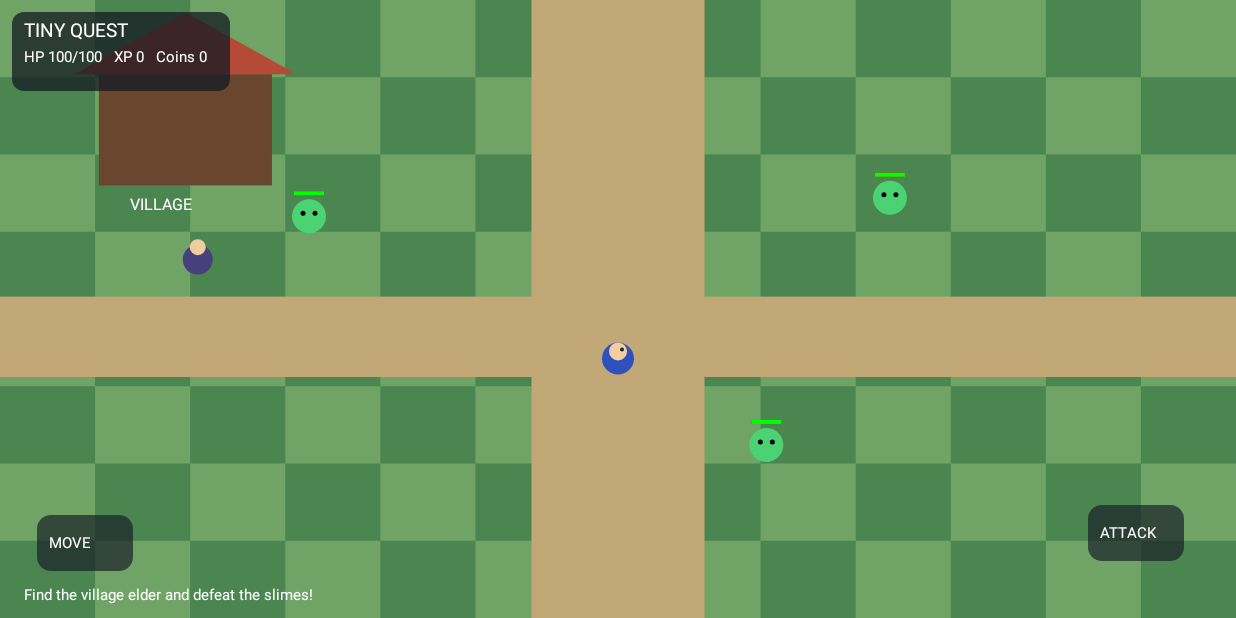
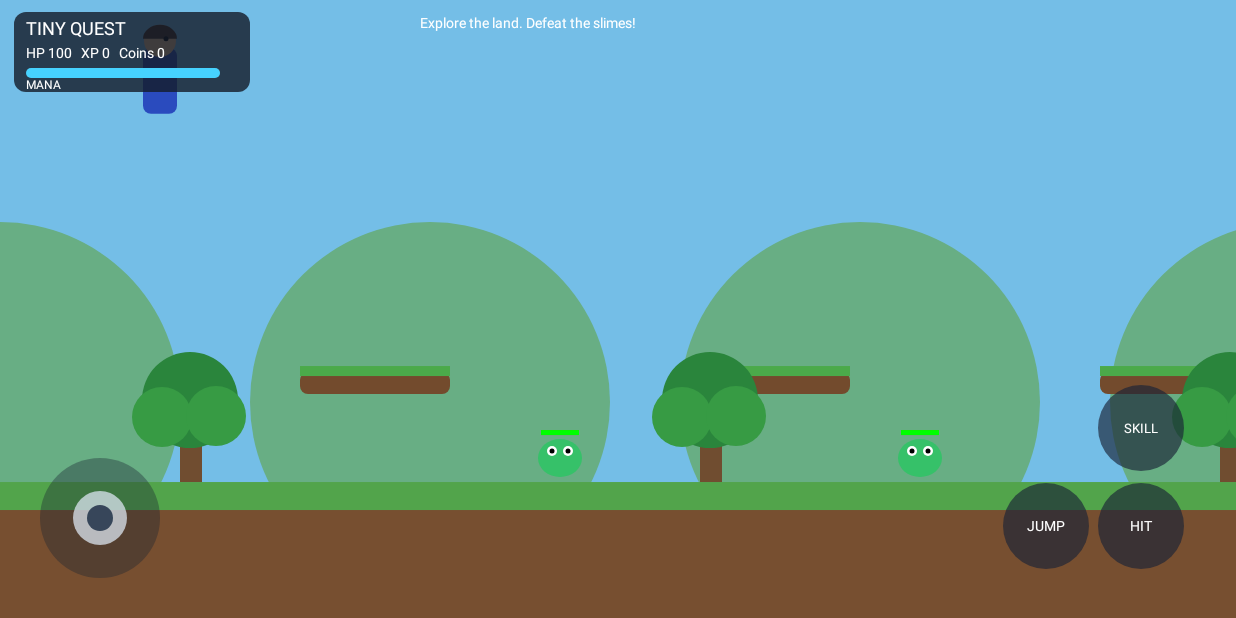
Before and after one commit to Juswatdahills/2D-Game, an Android app: the screen it shows after launch (MainActivity), on a phone screen of 824 x 412 dp (held sideways). Run offline under Robolectric (Android 15) with nearby library versions, the phone set to English and light mode, and no system bars.

Commit message:
Switch Tiny Quest to side-scrolling platform RPG with joystick and skills

```diff
--- a/app/src/main/java/com/juswatdahills/tinyquest/MainActivity.kt
+++ b/app/src/main/java/com/juswatdahills/tinyquest/MainActivity.kt
@@ -6,6 +6,7 @@ import android.os.Bundle
 import android.graphics.Canvas
 import android.graphics.Paint
 import android.graphics.Color
+import android.graphics.RectF
 import android.view.MotionEvent
 import android.view.View
 import kotlin.math.*
@@ -22,105 +23,226 @@ class MainActivity : Activity() {
 
 private class GameView(context: Context) : View(context) {
     private val p = Paint(Paint.ANTI_ALIAS_FLAG)
-    private var px = 0f
-    private var py = 0f
+    private var playerX = 160f
+    private var playerY = 0f
+    private var velocityY = 0f
+    private var cameraX = 0f
+    private var facing = 1f
     private var hp = 100
+    private var mana = 100
     private var xp = 0
     private var coins = 0
-    private var facing = 1f
-    private var message = "Find the village elder and defeat the slimes!"
-    private var questDone = false
+    private var message = "Explore the land. Defeat the slimes!"
     private var gameOver = false
     private var lastAttack = 0L
+    private var lastSkill = 0L
+    private var lastFrame = 0L
+    private var joyX = 0f
+    private var jumpHeld = false
+    private var onGround = false
+    private val groundY get() = height * .78f
+    private val worldWidth = 2600f
     private val enemies = mutableListOf<Enemy>()
-    private data class Enemy(var x: Float, var y: Float, var hp: Int = 2, var alive: Boolean = true)
+    private val shots = mutableListOf<Shot>()
+    private data class Enemy(var x: Float, var hp: Int = 3, var alive: Boolean = true, var dir: Float = -1f)
+    private data class Shot(var x: Float, var y: Float, var dir: Float, var life: Int = 70)
+
+    init { isFocusable = true }
+
+    private fun reset() {
+        playerX = 160f; playerY = 0f; velocityY = 0f; cameraX = 0f
+        hp = 100; mana = 100; xp = 0; coins = 0; gameOver = false
+        enemies.clear(); shots.clear()
+        for (x in listOf(560f, 920f, 1320f, 1770f, 2200f)) enemies.add(Enemy(x))
+        message = "Explore the land. Defeat the slimes!"
+    }
 
     override fun onDraw(c: Canvas) {
         super.onDraw(c)
-        if (px == 0f) { px = width * .5f; py = height * .58f
-            enemies.add(Enemy(width * .25f, height * .35f))
-            enemies.add(Enemy(width * .72f, height * .32f))
-            enemies.add(Enemy(width * .62f, height * .72f))
+        if (playerY == 0f) { playerY = groundY - 58f; reset() }
+        val now = System.currentTimeMillis()
+        val dt = if (lastFrame == 0L) .016f else ((now-lastFrame).coerceIn(1L,40L)/1000f)
+        lastFrame = now
+        if (!gameOver) updateWorld(dt)
+        drawWorld(c)
+        postInvalidateDelayed(16)
+    }
+
+    private fun updateWorld(dt: Float) {
+        playerX = (playerX + joyX * 260f * dt).coerceIn(25f, worldWidth-25f)
+        if (joyX != 0f) facing = if (joyX > 0f) 1f else -1f
+        velocityY += 1450f * dt
+        playerY += velocityY * dt
+        if (playerY + 42f >= groundY) {
+            playerY = groundY - 42f; velocityY = 0f; onGround = true
+        } else onGround = false
+        cameraX = (playerX - width*.38f).coerceIn(0f, worldWidth-width.toFloat())
+        enemies.filter { it.alive }.forEach { enemy ->
+            if (abs(enemy.x-playerX) < 310f) {
+                enemy.dir = if (playerX < enemy.x) -1f else 1f
+                enemy.x += enemy.dir * 48f * dt
+                if (abs(enemy.x-playerX) < 43f && now-lastAttack > 850) {
+                    hp = (hp-5).coerceAtLeast(0)
+                    lastAttack = now
+                    if (hp == 0) { gameOver = true; message = "You were defeated!" }
+                }
+            }
         }
+        val iterator = shots.iterator()
+        while (iterator.hasNext()) {
+            val shot = iterator.next()
+            shot.x += shot.dir * 520f * dt
+            shot.life--
+            val hit = enemies.firstOrNull { it.alive && abs(it.x-shot.x) < 34f }
+            if (hit != null) {
+                hit.hp -= 2
+                if (hit.hp <= 0) { hit.alive = false; xp += 15; coins += 5; message = "Slime defeated! +15 XP, +5 coins" }
+                iterator.remove()
+            } else if (shot.life <= 0 || shot.x < 0 || shot.x > worldWidth) iterator.remove()
+        }
+        if (mana < 100) mana = (mana + 5f*dt).toInt().coerceAtMost(100)
+        if (enemies.none { it.alive }) message = "All slimes defeated! You cleared the stage!"
+    }
+
+    private fun drawWorld(c: Canvas) {
         val w = width.toFloat(); val h = height.toFloat()
-        p.color = Color.rgb(91, 151, 91); c.drawColor(Color.rgb(75, 133, 79))
-        p.color = Color.rgb(112, 164, 102)
-        for (i in 0..12) for (j in 0..7) {
-            if ((i + j) % 2 == 0) c.drawRect(i*w/13, j*h/8, (i+1)*w/13, (j+1)*h/8, p)
+        c.drawColor(Color.rgb(116, 190, 231))
+        // distant hills
+        p.color = Color.rgb(104, 174, 132)
+        for (i in -1..7) {
+            val x = i*430f - (cameraX*.22f % 430f)
+            c.drawCircle(x, groundY-80f, 180f, p)
         }
-        // path and village
-        p.color = Color.rgb(194, 168, 119); c.drawRect(w*.43f, 0f, w*.57f, h, p)
-        c.drawRect(0f, h*.48f, w, h*.61f, p)
-        p.color = Color.rgb(105, 70, 45); c.drawRect(w*.08f,h*.12f,w*.22f,h*.30f,p)
-        p.color = Color.rgb(181, 75, 55)
-        val roof = android.graphics.Path().apply { moveTo(w*.06f,h*.12f); lineTo(w*.15f,h*.02f); lineTo(w*.24f,h*.12f); close() }
-        c.drawPath(roof,p)
-        p.color = Color.WHITE; p.textSize = 16f; c.drawText("VILLAGE", w*.105f,h*.34f,p)
-        // elder
-        p.color = Color.rgb(70, 65, 125); c.drawCircle(w*.16f,h*.42f,15f,p)
-        p.color = Color.rgb(240, 205, 160); c.drawCircle(w*.16f,h*.40f,8f,p)
+        c.save()
+        c.translate(-cameraX, 0f)
+        // ground and dirt
+        p.color = Color.rgb(82, 164, 75); c.drawRect(cameraX,groundY, cameraX+w, h,p)
+        p.color = Color.rgb(119, 79, 48); c.drawRect(cameraX,groundY+28f,cameraX+w,h,p)
+        // platforms and scenery
+        for (x in 300..2400 step 400) {
+            p.color = Color.rgb(115, 75, 45); c.drawRoundRect(x.toFloat(),groundY-110f,x+150f,groundY-88f,8f,8f,p)
+            p.color = Color.rgb(75, 170, 74); c.drawRect(x.toFloat(),groundY-116f,x+150f,groundY-106f,p)
+        }
+        for (x in 180..2500 step 520) {
+            p.color = Color.rgb(112, 77, 48); c.drawRect(x.toFloat(),groundY-65f,x+22f,groundY,p)
+            p.color = Color.rgb(42, 133, 60); c.drawCircle(x+10f,groundY-82f,48f,p)
+            p.color = Color.rgb(55, 155, 68); c.drawCircle(x-18f,groundY-65f,30f,p)
+            c.drawCircle(x+36f,groundY-66f,30f,p)
+        }
         // enemies
         enemies.filter { it.alive }.forEach { e ->
-            p.color = Color.rgb(75, 210, 115); c.drawCircle(e.x,e.y,17f,p)
-            p.color = Color.BLACK; c.drawCircle(e.x-6,e.y-3,2.5f,p); c.drawCircle(e.x+6,e.y-3,2.5f,p)
-            p.color = Color.RED; c.drawRect(e.x-15,e.y-25,e.x+15,e.y-21,p)
-            p.color = Color.GREEN; c.drawRect(e.x-15,e.y-25,e.x-15+30f*e.hp/2f,e.y-21,p)
+            p.color = Color.rgb(54, 193, 105); c.drawOval(e.x-22f,groundY-43f,e.x+22f,groundY-5f,p)
+            p.color = Color.WHITE; c.drawCircle(e.x-8f,groundY-31f,5f,p); c.drawCircle(e.x+8f,groundY-31f,5f,p)
+            p.color = Color.BLACK; c.drawCircle(e.x-8f,groundY-31f,2.5f,p); c.drawCircle(e.x+8f,groundY-31f,2.5f,p)
+            p.color = Color.RED; c.drawRect(e.x-19f,groundY-52f,e.x+19f,groundY-47f,p)
+            p.color = Color.GREEN; c.drawRect(e.x-19f,groundY-52f,e.x-19f+38f*e.hp/3f,groundY-47f,p)
         }
-        // player
-        p.color = Color.rgb(45, 82, 190); c.drawCircle(px,py,16f,p)
-        p.color = Color.rgb(245, 205, 160); c.drawCircle(px,py-7,9f,p)
-        p.color = Color.rgb(40, 35, 30); c.drawCircle(px+facing*4,py-9,2f,p)
+        // magic projectiles
+        shots.forEach { s ->
+            p.color = Color.rgb(91, 220, 255); c.drawCircle(s.x,s.y,12f,p)
+            p.color = Color.WHITE; c.drawCircle(s.x,s.y,5f,p)
+        }
+        // player hero
+        val x = playerX
+        p.color = Color.rgb(42, 75, 190); c.drawRoundRect(x-17f,playerY-24f,x+17f,playerY+42f,8f,8f,p)
+        p.color = Color.rgb(241, 192, 145); c.drawCircle(x,playerY-31f,16f,p)
+        p.color = Color.rgb(66, 43, 28); c.drawArc(x-17f,playerY-47f,x+17f,playerY-19f,180f,180f,true,p)
+        p.color = Color.BLACK; c.drawCircle(x+facing*6f,playerY-33f,2.5f,p)
+        c.restore()
+
         // HUD
-        p.color = Color.argb(190,20,25,35); c.drawRoundRect(12f,12f,230f,91f,12f,12f,p)
-        p.color = Color.WHITE; p.textSize = 19f; c.drawText("TINY QUEST",24f,37f,p)
-        p.textSize = 15f; c.drawText("HP $hp/100   XP $xp   Coins $coins",24f,62f,p)
-        c.drawText(message,24f,h-18f,p)
-        drawButton(c,w-100f,h-85f,"ATTACK")
-        drawButton(c,85f,h-75f,"MOVE")
+        p.color = Color.argb(205,20,28,42); c.drawRoundRect(14f,12f,250f,92f,12f,12f,p)
+        p.color = Color.WHITE; p.textSize = 18f; c.drawText("TINY QUEST",26f,35f,p)
+        p.textSize = 14f; c.drawText("HP $hp   XP $xp   Coins $coins",26f,58f,p)
+        p.color = Color.rgb(70,70,80); c.drawRoundRect(26f,68f,220f,78f,5f,5f,p)
+        p.color = Color.rgb(70,210,255); c.drawRoundRect(26f,68f,26f+194f*mana/100f,78f,5f,5f,p)
+        p.color = Color.WHITE; p.textSize = 12f; c.drawText("MANA",26f,89f,p)
+
+        // Virtual joystick
+        val baseX = 100f; val baseY = h-100f
+        p.color = Color.argb(95,25,35,50); c.drawCircle(baseX,baseY, sixty(),p)
+        p.color = Color.argb(190,220,230,240)
+        c.drawCircle(baseX+joyX*34f,baseY,27f,p)
+        p.color = Color.rgb(55,70,90); c.drawCircle(baseX+joyX*34f,baseY,13f,p)
+        drawControl(c,w-190f,h-92f,"JUMP")
+        drawControl(c,w-95f,h-92f,"HIT")
+        drawControl(c,w-95f,h-190f,"SKILL")
+        p.color = Color.WHITE; p.textSize = 14f
+        c.drawText(message, w*.34f, 28f, p)
         if (gameOver) {
             p.color = Color.argb(210,0,0,0); c.drawRect(0f,0f,w,h,p)
-            p.color = Color.WHITE; p.textSize = 36f; c.drawText("YOU WERE DEFEATED",w*.28f,h*.45f,p)
-            p.textSize = 20f; c.drawText("Tap anywhere to restart",w*.37f,h*.55f,p)
+            p.color = Color.WHITE; p.textSize = 34f; c.drawText("GAME OVER",w*.39f,h*.44f,p)
+            p.textSize = 19f; c.drawText("Tap anywhere to restart",w*.38f,h*.54f,p)
         }
-        if (xp >= 30 && !questDone) { questDone = true; message = "Quest complete! You are a slime hunter!" }
-        postInvalidateDelayed(50)
     }
 
-    private fun drawButton(c: Canvas,x:Float,y:Float,label:String) {
-        p.color = Color.argb(175,25,30,40); c.drawRoundRect(x-48,y-28,x+48,y+28,14f,14f,p)
-        p.color = Color.WHITE; p.textSize = 15f; c.drawText(label,x-36,y+5,p)
+    private fun sixty() =  sixtyValue
+    private val sixtyValue =  sixtyBase()
+    private fun sixtyBase() =  sixtyRadius()
+    private fun sixtyRadius() = 60f
+
+    private fun drawControl(c: Canvas,x:Float,y:Float,label:String) {
+        p.color = Color.argb(165,25,35,55); c.drawCircle(x,y,43f,p)
+        p.color = Color.WHITE; p.textSize = if (label=="SKILL") 13f else 14f
+        val tw=p.measureText(label); c.drawText(label,x-tw/2f,y+5f,p)
     }
 
     override fun onTouchEvent(e: MotionEvent): Boolean {
-        if (e.action == MotionEvent.ACTION_DOWN || e.action == MotionEvent.ACTION_MOVE) {
-            if (gameOver) { hp=100; xp=0; coins=0; gameOver=false; questDone=false
-                px=width*.5f; py=height*.58f; enemies.clear()
-                enemies.add(Enemy(width*.25f,height*.35f)); enemies.add(Enemy(width*.72f,height*.32f)); enemies.add(Enemy(width*.62f,height*.72f))
-                message="Find the village elder and defeat the slimes!"; invalidate(); return true }
-            val x=e.x; val y=e.y
-            if (x > width*.72f && y > height*.68f && e.action == MotionEvent.ACTION_DOWN) attack()
-            else if (y > height*.65f && x < width*.3f) {
-                px=(px + if (x < width*.15f) -18f else 18f).coerceIn(20f,width-20f)
-                facing=if (x < width*.15f) -1f else 1f
-            } else if (y < height*.35f) py=(py-14f).coerceAtLeast(25f)
-            else if (y > height*.65f) py=(py+14f).coerceAtMost(height-30f)
-            else { px=(px + if (x < px) -16f else 16f).coerceIn(20f,width-20f); facing=if(x<px)-1f else 1f }
-            invalidate()
+        if (gameOver && e.actionMasked == MotionEvent.ACTION_DOWN) { reset(); invalidate(); return true }
+        val joyCenter = 100f
+        val joyY = height-100f
+        when (e.actionMasked) {
+            MotionEvent.ACTION_DOWN, MotionEvent.ACTION_POINTER_DOWN, MotionEvent.ACTION_MOVE -> {
+                joyX = 0f
+                for (i in 0 until e.pointerCount) {
+                    val x=e.getX(i); val y=e.getY(i)
+                    if (x < width*.38f && y > height*.58f) {
+                        joyX = ((x-joyCenter)/60f).coerceIn(-1f,1f)
+                    }
+                }
+                if (e.actionMasked == MotionEvent.ACTION_DOWN || e.actionMasked == MotionEvent.ACTION_POINTER_DOWN) {
+                    val index=e.actionIndex
+                    val x=e.getX(index); val y=e.getY(index)
+                    if (x > width-145f && y > height-245f && y < height-125f) useSkill()
+                    else if (x > width-145f && y > height-140f) attack()
+                    else if (x > width-245f && x < width-140f && y > height-140f) jump()
+                }
+            }
+            MotionEvent.ACTION_UP, MotionEvent.ACTION_POINTER_UP, MotionEvent.ACTION_CANCEL -> {
+                joyX = 0f
+                for (i in 0 until e.pointerCount) {
+                    if (i == e.actionIndex) continue
+                    val x=e.getX(i); val y=e.getY(i)
+                    if (x < width*.38f && y > height*.58f) joyX=((x-joyCenter)/60f).coerceIn(-1f,1f)
+                }
+            }
         }
+        invalidate()
         return true
     }
 
+    private fun jump() {
+        if (onGround && !gameOver) { velocityY = -560f; onGround = false }
+    }
+
     private fun attack() {
-        if (System.currentTimeMillis()-lastAttack < 350) return
-        lastAttack=System.currentTimeMillis()
-        val target=enemies.filter { it.alive && hypot(it.x-px,it.y-py)<105f }
-            .minByOrNull { hypot(it.x-px,it.y-py) }
+        val now=System.currentTimeMillis()
+        if (now-lastAttack < 300 || gameOver) return
+        lastAttack=now
+        val target=enemies.firstOrNull { it.alive && abs(it.x-playerX)<85f }
         if (target != null) {
             target.hp--
-            if (target.hp <= 0) { target.alive=false; xp+=10; coins+=5; message="Slime defeated! +10 XP, +5 coins" }
-            else message="Hit! Keep attacking!"
-        } else message="No slime nearby. Move closer!"
-        if (enemies.none { it.alive } && hp > 0) message="All slimes defeated! Visit the elder to claim your quest."
-        invalidate()
+            if (target.hp<=0) { target.alive=false; xp+=10; coins+=3; message="Slime defeated! +10 XP, +3 coins" }
+            else message="Sword hit!"
+        } else message="No enemy in range!"
+    }
+
+    private fun useSkill() {
+        val now=System.currentTimeMillis()
+        if (gameOver || now-lastSkill<700) return
+        if (mana<25) { message="Not enough mana!"; return }
+        mana-=25; lastSkill=now
+        shots.add(Shot(playerX+facing*30f,playerY-15f,facing))
+        message="Magic bolt!"
     }
 }
```
